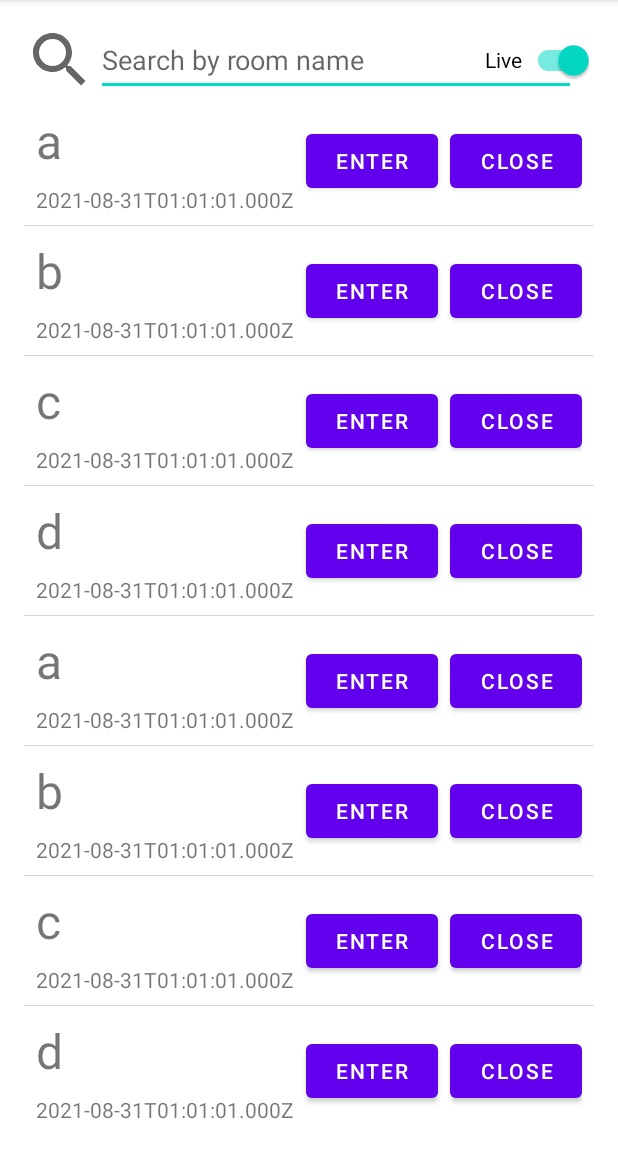
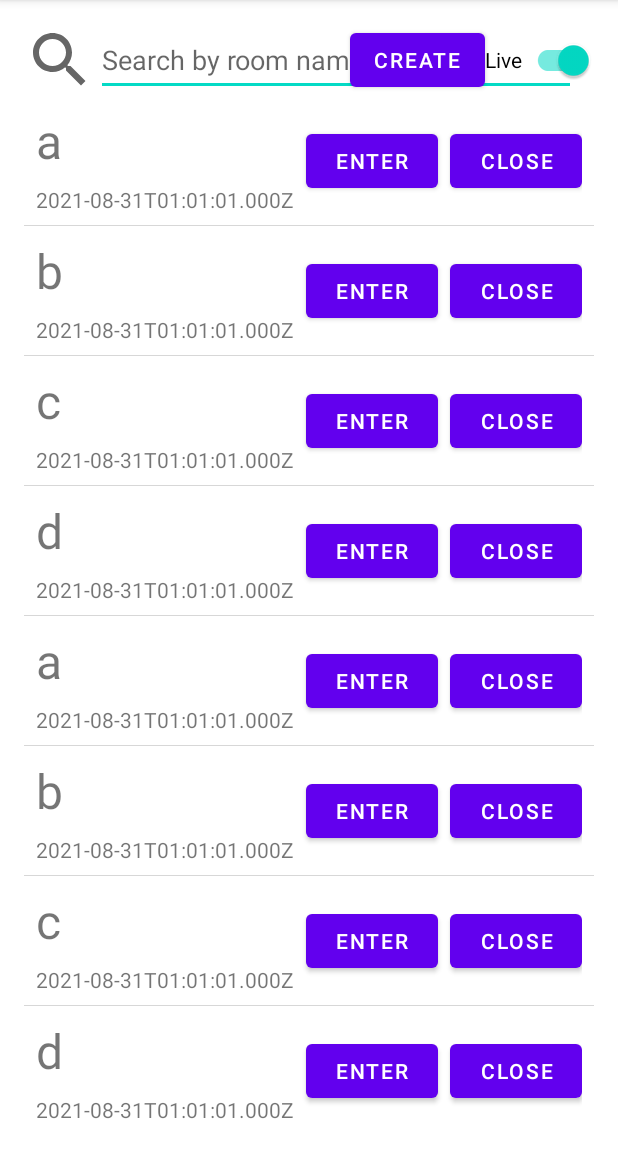
Before and after one commit to pplink/pagecall-demo, an Android app: the screen it shows after launch (MainActivity), on a phone screen of 412 x 824 dp, the part 84-1236 px from its top. Run offline under Robolectric (Android 15) with nearby library versions, the light colour scheme and no system bars.

Commit message:
feat: Create room dialog

```diff
--- a/android/app/src/main/java/com/pplink/pagecall/MainActivity.kt
+++ b/android/app/src/main/java/com/pplink/pagecall/MainActivity.kt
@@ -8,6 +8,8 @@ import androidx.activity.viewModels
 import com.pplink.pagecall.adapter.ClosedRoomAdapter
 import com.pplink.pagecall.adapter.LiveRoomAdapter
 import com.pplink.pagecall.databinding.ActivityMainBinding
+import com.pplink.pagecall.dialog.CreateRoomDialog
+import com.pplink.pagecall.dialog.EnterRoomDialog
 import com.pplink.pagecall.model.RoomViewModel
 
 class MainActivity : AppCompatActivity() {
@@ -32,6 +34,11 @@ class MainActivity : AppCompatActivity() {
         binding.isLive.setOnCheckedChangeListener { _, isLive ->
             changeRoomListView(isLive)
         }
+
+        binding.createRoomButton.setOnClickListener {
+            val dialog = CreateRoomDialog()
+            dialog.show(supportFragmentManager, "CREATE_ROOM")
+        }
     }
 
     private fun changeRoomListView(isLive: Boolean) {
--- a/android/app/src/main/java/com/pplink/pagecall/adapter/ClosedRoomAdapter.kt
+++ b/android/app/src/main/java/com/pplink/pagecall/adapter/ClosedRoomAdapter.kt
@@ -17,9 +17,9 @@ class ClosedRoomAdapter(private val context: Context, private val dataset: List<
         val endTextView: TextView = view.findViewById(R.id.room_end)
     }
 
-    override fun onCreateViewHolder(parent: ViewGroup, viewType: Int): ClosedRoomAdapter.ClosedRoomViewHolder {
+    override fun onCreateViewHolder(parent: ViewGroup, viewType: Int): ClosedRoomViewHolder {
         val adapterLayout = LayoutInflater.from(parent.context).inflate(R.layout.closed_room_item, parent, false)
-        return ClosedRoomAdapter.ClosedRoomViewHolder(adapterLayout)
+        return ClosedRoomViewHolder(adapterLayout)
     }
 
     override fun onBindViewHolder(holder: ClosedRoomViewHolder, position: Int) {
--- a/android/app/src/main/res/layout/activity_main.xml
+++ b/android/app/src/main/res/layout/activity_main.xml
@@ -61,4 +61,13 @@
         app:layout_constraintTop_toBottomOf="@+id/search_room"
         app:layout_constraintBottom_toBottomOf="parent"/>
 
+    <Button
+        android:id="@+id/create_room_button"
+        android:layout_width="wrap_content"
+        android:layout_height="wrap_content"
+        android:text="Create"
+        app:layout_constraintBottom_toBottomOf="@+id/is_live"
+        app:layout_constraintEnd_toStartOf="@+id/is_live"
+        app:layout_constraintTop_toTopOf="@+id/is_live" />
+
 </androidx.constraintlayout.widget.ConstraintLayout>
```
Also changed, not shown: android/app/src/main/java/com/pplink/pagecall/dialog/CreateRoomDialog.kt (added, +43 -0 lines), android/app/src/main/res/layout/dialog_create_room.xml (added, +29 -0 lines).
